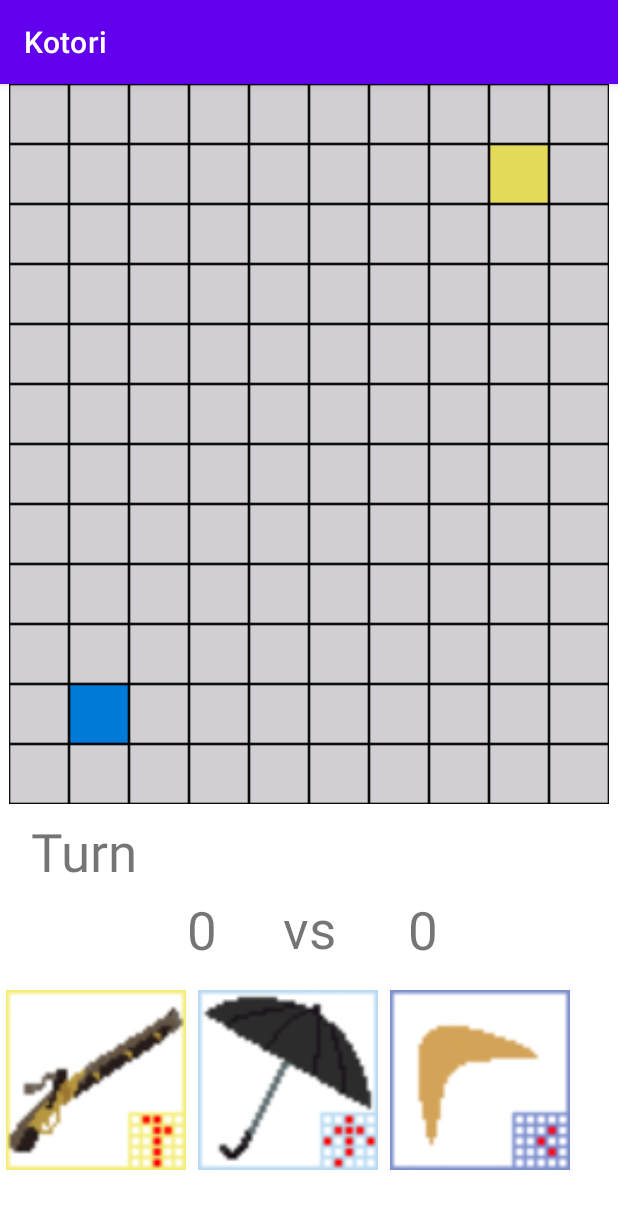
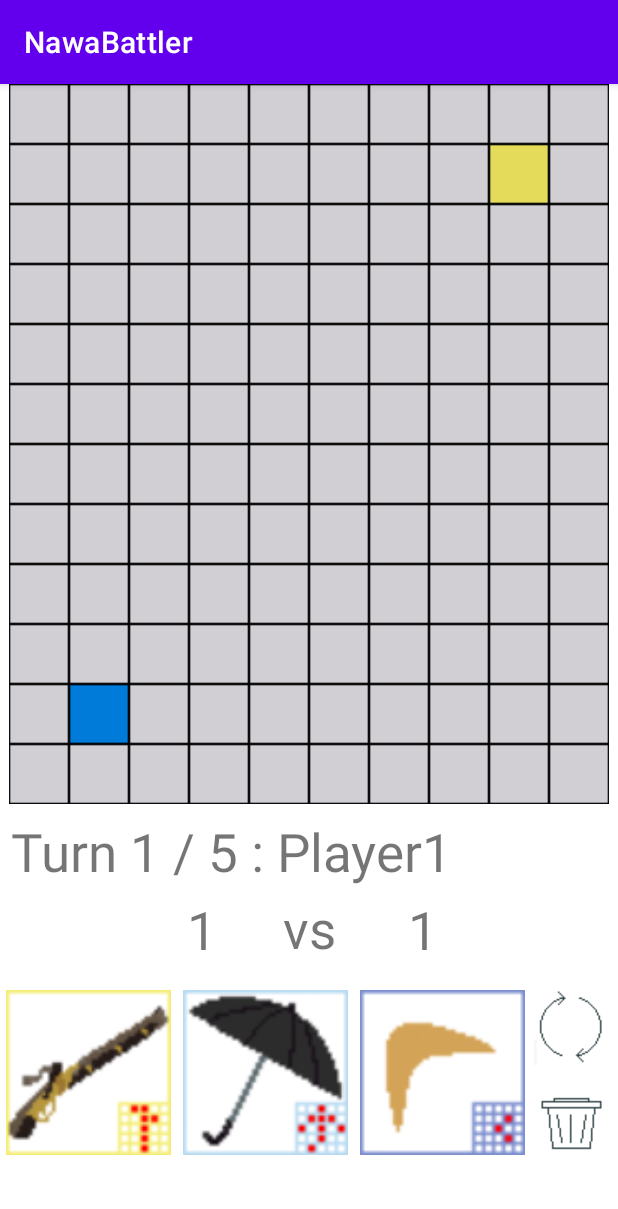
Before and after one commit to yoyoinoyoi/NawaBattlerOld, an Android app: the screen it shows after launch (BattleActivity), after a tap on an icon or button, on a phone screen of 412 x 824 dp. Shown: the top 1209 px of the screen. Run offline under Robolectric (Android 15) with nearby library versions, the phone set to English and light mode, and no system bars.

Commit message:
コンピュータと対戦・カードの回転・パス機能の追加

```diff
--- a/app/src/main/java/com/example/kotori/BattleActivity.kt
+++ b/app/src/main/java/com/example/kotori/BattleActivity.kt
@@ -7,6 +7,7 @@ import android.os.Bundle
 import android.view.View
 import android.widget.ImageButton
 import android.widget.TextView
+import org.w3c.dom.Text
 
 class BattleActivity : AppCompatActivity() {
 
@@ -19,7 +20,16 @@ class BattleActivity : AppCompatActivity() {
     // 選択されたカードの識別番号
     var selectedCardId = -1
     // 選択されたカードの能力(回転させるときなどに一時的に保持するため)
-    var selectedCardRange = Array(5){ mutableListOf(0, 0, 0, 0, 0) }
+    var selectedCardRange = Array(5){ intArrayOf(0, 0, 0, 0, 0) }
+    // 全ターン数
+    val totalTurn = 5
+    // 今のターン数
+    var nowTurnCount = 1
+    // Player1 のスコア
+    var player1Score = 0
+    // Player2 のスコア
+    var player2Score = 0
+
 
     // 初期化
 
@@ -29,6 +39,7 @@ class BattleActivity : AppCompatActivity() {
     val deckField1 = DeckField()
     val deckField2 = DeckField()
 
+    @SuppressLint("SetTextI18n")
     override fun onCreate(savedInstanceState: Bundle?) {
         super.onCreate(savedInstanceState)
         setContentView(R.layout.battle_field)
@@ -47,7 +58,7 @@ class BattleActivity : AppCompatActivity() {
         val b2 = intArrayOf(0, 1, 1, 1, 0)
         val c2 = intArrayOf(1, 0, 1, 0, 1)
         val d2 = intArrayOf(0, 0, 1, 0, 0)
-        val e2 = intArrayOf(0, 0, 1, 0, 0)
+        val e2 = intArrayOf(0, 1, 0, 0, 0)
         val grid2 = arrayOf(a2, b2, c2, d2, e2)
         deckField1.deck.add(Card(R.drawable.parasol, grid2))
         deckField2.deck.add(Card(R.drawable.parasol, grid2))
@@ -88,7 +99,6 @@ class BattleActivity : AppCompatActivity() {
     }
 
     // グリッドをクリックしたときに実行される関数
-    @SuppressLint("SetTextI18n")
     fun onClickGrid(view: View){
 
         // カードが選択されていなければ何もしない
@@ -98,17 +108,15 @@ class BattleActivity : AppCompatActivity() {
 
         // クリックしたボタンを座標に変換
         val index = idtoindex(view)
-        val selectedRange = deckField1.deck[deckField1.handCard[selectedCardId]].Range
-
         // 置ければ置く
-        if ( gridmap.canset(index, selectedRange, nowTurn) ){
-            gridmap.setcolor(index, selectedRange, nowTurn)
+        if ( gridmap.canset(index, selectedCardRange, nowTurn) ){
+            gridmap.setcolor(index, selectedCardRange, nowTurn)
             deckField1.choice(selectedCardId)
             updategrid(gridmap.gridmap)
             setCard(deckField1.imageArray())
             changePlayer()
 
-            conputerTurn(gridmap.gridmap)
+            computerTurn()
 
             cardflag = false
         }
@@ -138,13 +146,41 @@ class BattleActivity : AppCompatActivity() {
         }
 
         selectedCardId = clickButton
+        selectedCardRange = deckField1.deck[deckField1.handCard[selectedCardId]].Range
         cardflag = true
     }
 
+    // 回転ボタンをクリックしたときに実行される関数
+    fun onClickRotate(view: View){
+        // カードが選択されなければ実行しない
+        if (!cardflag) {
+            return
+        }
+        selectedCardRange = rotateRange(selectedCardRange)
+        cardflag = false
+    }
 
+    // パスボタンをクリックしたときに実行される関数
+    fun onClickPass(view: View){
+        if (!cardflag) {
+            return
+        }
+        deckField1.choice(selectedCardId)
+        setCard(deckField1.imageArray())
+        changePlayer()
+        computerTurn()
+        cardflag = false
+    }
+
+    /* 以下、プライベート関数 */
+
+    // Turn x / N: PlayerName として更新する
 
     // gridmap からフロントへの更新を行う
+    @SuppressLint("SetTextI18n")
     private fun updategrid (gridmap: Array<Array<condition>>) {
+        player1Score = 0
+        player2Score = 0
         val gridColumn = gridmap.size
         val gridRow = gridmap[0].size
         for (i in 0 until gridColumn) {
@@ -153,13 +189,25 @@ class BattleActivity : AppCompatActivity() {
                 val myImage: ImageButton = findViewById (imageButtonId)
                 // println(i.toString() +j.toString() +imageButtonId)
                 // gridMap の状態によって色を更新する
-                when (gridmap[i][j]) {
-                    condition.Empty -> myImage.setBackgroundResource(R.drawable.gray)
-                    condition.Player1 -> myImage.setBackgroundResource(R.drawable.blue)
-                    condition.Player2 -> myImage.setBackgroundResource(R.drawable.yellow)
+                if (gridmap[i][j] == condition.Player1){
+                    myImage.setBackgroundResource(R.drawable.blue)
+                    player1Score++
+                }
+                else if (gridmap[i][j] == condition.Player2){
+                    myImage.setBackgroundResource(R.drawable.yellow)
+                    player2Score++
+                }
+                else{
+                    myImage.setBackgroundResource(R.drawable.gray)
                 }
             }
         }
+        val turnText: TextView = findViewById (R.id.Turn)
+        turnText.text = "Turn $nowTurnCount / $totalTurn : $nowTurn"
+        val p1Text: TextView = findViewById (R.id.player1)
+        p1Text.text = "$player1Score"
+        val p2Text: TextView = findViewById (R.id.player2)
+        p2Text.text = "$player2Score"
     }
 
     // デッキからカードをランダムで選んで設置する
@@ -173,6 +221,19 @@ class BattleActivity : AppCompatActivity() {
         myImage3.setBackgroundResource(imageList[2])
     }
 
+    // Range を右に90度だけ回転させる
+    // Range: 5x5 の配列
+    private fun rotateRange(Range: Array<IntArray>): Array<IntArray>{
+        val newList = Array(5){ intArrayOf(0, 0, 0, 0, 0) }
+        for (i in 0 until Range.size){
+            for (j in 0 until Range[0].size){
+                newList[i][j] = Range[j][Range[0].size -i -1]
+            }
+        }
+        return newList
+    }
+
+    // プレイヤーの順番を管理する
     private fun changePlayer(){
         if (nowTurn == condition.Player1){
             nowTurn = condition.Player2
@@ -183,8 +244,63 @@ class BattleActivity : AppCompatActivity() {
     }
 
     // コンピュータが実行するとき
-    private fun conputerTurn(gridmap: Array<Array<condition>>) {
+    private fun computerTurn() {
         // deck はdeckField2 を用いる
 
+        // 手札からまずカードを決める
+        for (choiceCardId in 0 until deckField2.handCard.size){
+            // 回転させる
+            val choiceCard = deckField2.handCard[choiceCardId]
+            if (choiceCard == -1){
+                continue
+            }
+            val choiceRange1 = deckField2.deck[choiceCard].Range
+            val choiceRange2 = rotateRange(choiceRange1)
+            val choiceRange3 = rotateRange(choiceRange2)
+            val choiceRange4 = rotateRange(choiceRange3)
+
+            val candidates = mutableListOf<IntArray>()
+            val ranges = mutableListOf<Array<IntArray>>()
+            for (i in 0 until gridmap.gridmap.size){
+                for (j in 0 until gridmap.gridmap[0].size){
+                    if (gridmap.canset(intArrayOf(i, j), choiceRange1, condition.Player2)){
+                        candidates.add(intArrayOf(i, j))
+                        ranges.add(choiceRange1)
+                    }
+                    if (gridmap.canset(intArrayOf(i, j), choiceRange2, condition.Player2)){
+                        candidates.add(intArrayOf(i, j))
+                        ranges.add(choiceRange2)
+                    }
+                    if (gridmap.canset(intArrayOf(i, j), choiceRange3, condition.Player2)){
+                        candidates.add(intArrayOf(i, j))
+                        ranges.add(choiceRange3)
+                    }
+                    if (gridmap.canset(intArrayOf(i, j), choiceRange4, condition.Player2)){
+                        candidates.add(intArrayOf(i, j))
+                        ranges.add(choiceRange4)
+                    }
+                }
+            }
+            if (candidates.isNotEmpty()){
+                val randomNum = (candidates.indices).random()
+                gridmap.setcolor(candidates[randomNum], ranges[randomNum], condition.Player2)
+
+                deckField2.choice(choiceCardId)
+                changePlayer()
+                updategrid(gridmap.gridmap)
+                return
+            }
+        }
+
+        // 置けなくなったら適当に選んで捨てる
+        for (choiceCardId in 0 until deckField2.handCard.size){
+            val choiceCard = deckField2.handCard[choiceCardId]
+            if (choiceCard != -1){
+                deckField2.choice(choiceCard)
+                changePlayer()
+                updategrid(gridmap.gridmap)
+                return
+            }
+        }
     }
 }
--- a/app/src/main/java/com/example/kotori/GridMap.kt
+++ b/app/src/main/java/com/example/kotori/GridMap.kt
@@ -76,12 +76,12 @@ class GridMap(initmap: Array<Array<condition>>) {
 //        for ((x, y) in rangecoordinate){
 //            println(x.toString() + y.toString())
 //        }
-
-        println("candidate:")
-        for (value in candidate){
-            println(value)
-        }
-        println("-------")
+//
+//        println("candidate:")
+//        for (value in candidate){
+//            println(value)
+//        }
+//        println("-------")
 
         // candidate を少なくとも含んでいるか
         var f1 = false
--- a/app/src/main/res/layout/battle_field.xml
+++ b/app/src/main/res/layout/battle_field.xml
@@ -916,8 +916,8 @@
 
     <ImageButton
         android:id="@+id/cardbutton1"
-        android:layout_width="120dp"
-        android:layout_height="120dp"
+        android:layout_width="110dp"
+        android:layout_height="110dp"
         android:layout_marginStart="4dp"
         android:layout_marginTop="124dp"
         android:background="@drawable/white"
@@ -928,8 +928,8 @@
 
     <ImageButton
         android:id="@+id/cardbutton2"
-        android:layout_width="120dp"
-        android:layout_height="120dp"
+        android:layout_width="110dp"
+        android:layout_height="110dp"
         android:layout_marginStart="8dp"
         android:layout_marginTop="124dp"
         android:background="@drawable/white"
@@ -940,8 +940,8 @@
 
     <ImageButton
         android:id="@+id/cardbutton3"
-        android:layout_width="120dp"
-        android:layout_height="120dp"
+        android:layout_width="110dp"
+        android:layout_height="110dp"
         android:layout_marginStart="8dp"
         android:layout_marginTop="124dp"
         android:background="@drawable/white"
@@ -950,4 +950,28 @@
         app:layout_constraintTop_toBottomOf="@+id/gridLayout2"
         tools:ignore="MissingConstraints" />
 
+    <ImageButton
+        android:id="@+id/rotatebutton"
+        android:layout_width="50dp"
+        android:layout_height="50dp"
+        android:layout_marginStart="356dp"
+        android:layout_marginTop="124dp"
+        android:background="@drawable/rotate"
+        android:onClick="onClickRotate"
+        app:layout_constraintStart_toStartOf="parent"
+        app:layout_constraintTop_toBottomOf="@+id/gridLayout2"
+        tools:ignore="MissingConstraints" />
+
+    <ImageButton
+        android:id="@+id/passbutton"
+        android:layout_width="50dp"
+        android:layout_height="50dp"
+        android:layout_marginStart="356dp"
+        android:layout_marginTop="184dp"
+        android:background="@drawable/dust"
+        android:onClick="onClickPass"
+        app:layout_constraintStart_toStartOf="parent"
+        app:layout_constraintTop_toBottomOf="@+id/gridLayout2"
+        tools:ignore="MissingConstraints" />
+
 </androidx.constraintlayout.widget.ConstraintLayout>
--- a/app/src/main/res/values/strings.xml
+++ b/app/src/main/res/values/strings.xml
@@ -1,5 +1,5 @@
 <resources>
-    <string name="app_name">Kotori</string>
+    <string name="app_name">NawaBattler</string>
     <string name="roll_label">Roll</string>
     <string name="move">move</string>
     <string name="welcome">welcome</string>
```
Also changed, not shown: app/src/main/java/com/example/kotori/DeckField.kt (+7 -7 lines), app/src/main/res/drawable/dust.jpg (added), app/src/main/res/drawable/nouse/dandadan.png (deleted), app/src/main/res/drawable/nouse/dynamite.png (deleted), app/src/main/res/drawable/nouse/pink.jpg (deleted), app/src/main/res/drawable/nouse/slime.png (deleted), app/src/main/res/drawable/rotate.jpg (added).
